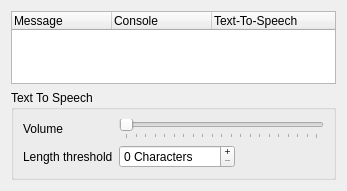
Above: src/mumble/Log.ui from mumble-voip/mumble before the change. Below: the same form after it.
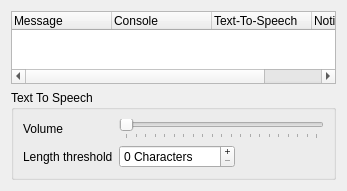
That is the form after the change.

Commit message: Patch #2613323: Support for QT System tray balloon tool-tips or libnotify [gmc_holle]

Diff of the .ui file:
```diff
--- a/src/mumble/Log.ui
+++ b/src/mumble/Log.ui
@@ -45,6 +45,11 @@
        <string>Text-To-Speech</string>
       </property>
      </column>
+     <column>
+      <property name="text" >
+       <string>Notification</string>
+      </property>
+     </column>
     </widget>
    </item>
    <item>
```
The commit also changes 2 other files.
